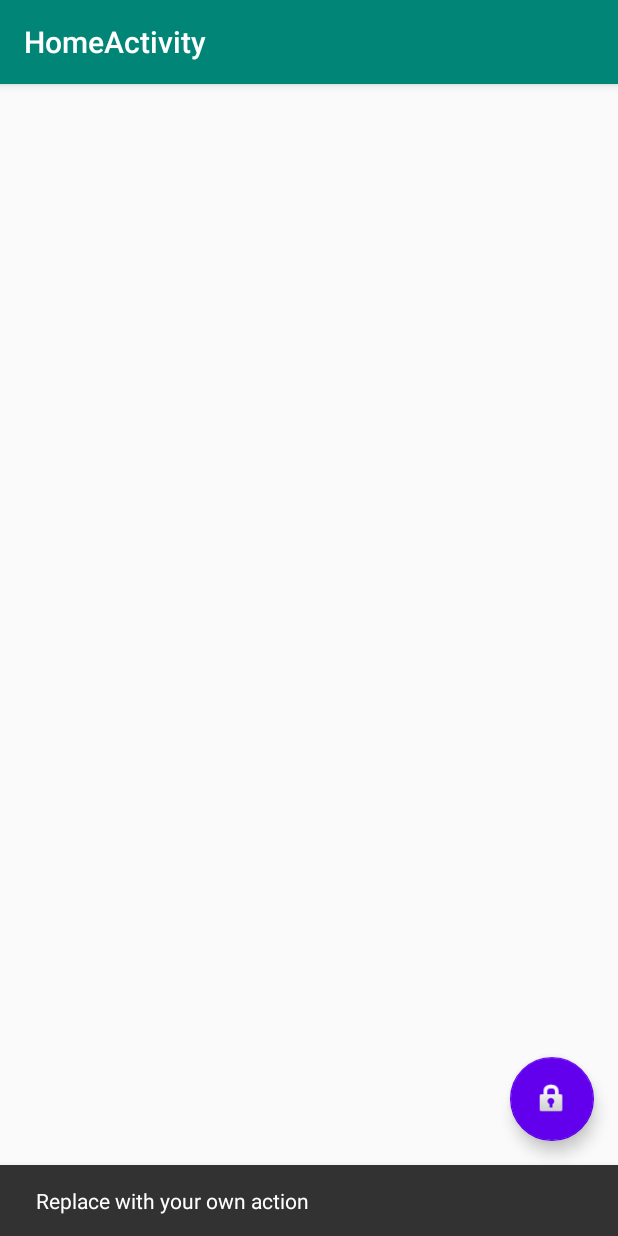
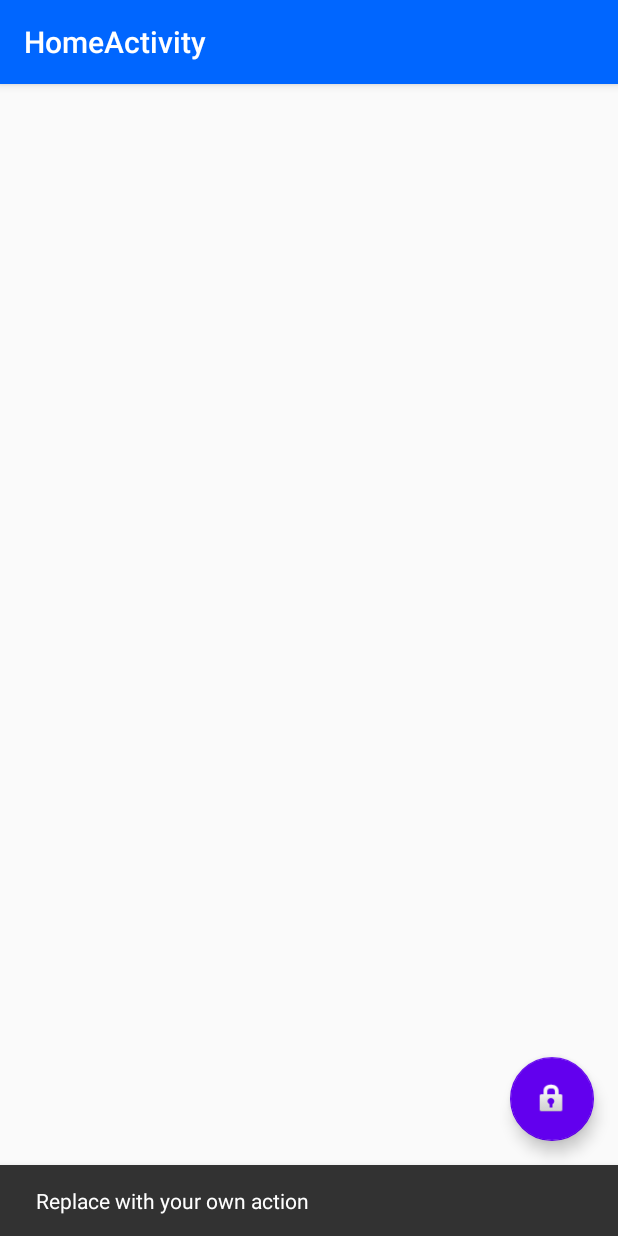
Before and after one commit to MarcofSilva/SIRSProj_CryptoKeyApp, an Android app: the screen it shows after launch (HomeActivity), after a tap on an icon or button, on a phone screen of 412 x 824 dp. Run offline under Robolectric (Android 15) with nearby library versions, the phone set to English and light mode, and no system bars.

Commit message:
Basic app interface...Changing some colors

```diff
--- a/app/src/main/res/values/colors.xml
+++ b/app/src/main/res/values/colors.xml
@@ -1,7 +1,7 @@
 <?xml version="1.0" encoding="utf-8"?>
 <resources>
-    <color name="colorPrimary">#008577</color>
-    <color name="colorPrimaryDark">#00574B</color>
+    <color name="colorPrimary">#0066ff</color>
+    <color name="colorPrimaryDark">#0033cc</color>
     <color name="colorAccent">#D81B60</color>
     <color name="colorWhite">#FFF</color>
 </resources>
```
Also changed, not shown: app/src/main/res/mipmap-hdpi/ic_launcher_test.png (deleted), app/src/main/res/mipmap-mdpi/ic_launcher_test.png (deleted), app/src/main/res/mipmap-xhdpi/ic_launcher_test.png (deleted), app/src/main/res/mipmap-xxhdpi/ic_launcher_test.png (deleted), app/src/main/res/mipmap-xxxhdpi/ic_launcher_test.png (deleted).
